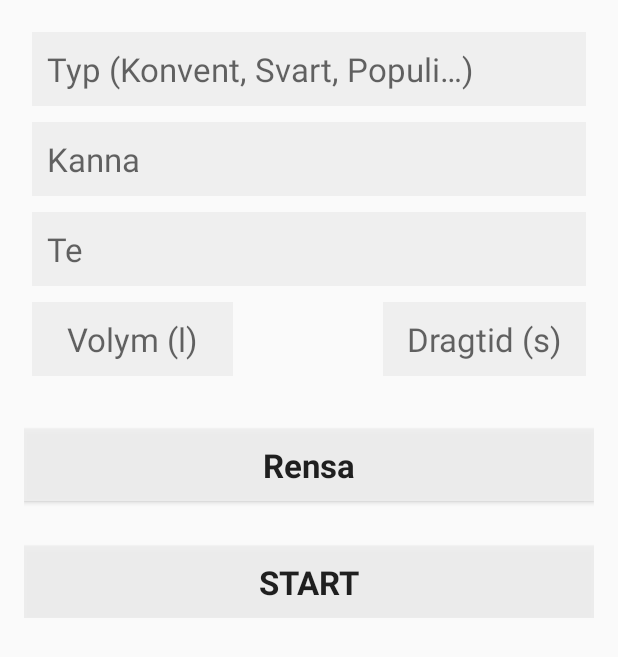
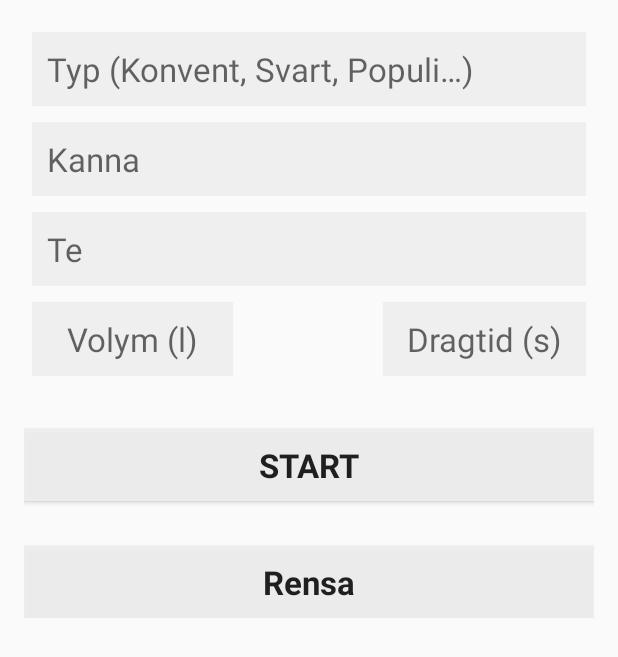
Before and after one commit to JensCarlberg/TeaTimer, an Android app: the layout fragment_form.xml on its own in the app's theme, with its tools: preview values and no code run, on a phone screen of 412 x 824 dp. Shown: the top 657 px of the screen. Run offline under Robolectric (Android 15) with nearby library versions, the phone set to English and light mode, and no system bars.

Commit message:
Moved start button above clear button. Update background and make it clickable for remaining teas, not just first, when they are done.

```diff
--- a/app/src/main/res/layout/fragment_form.xml
+++ b/app/src/main/res/layout/fragment_form.xml
@@ -1,6 +1,7 @@
-<RelativeLayout android:layout_width="match_parent"
-    android:layout_height="match_parent"
-    xmlns:android="http://schemas.android.com/apk/res/android">
+<RelativeLayout xmlns:android="http://schemas.android.com/apk/res/android"
+    xmlns:tools="http://schemas.android.com/tools"
+    android:layout_width="match_parent"
+    android:layout_height="match_parent">
     <!--
         <ImageView
             android:layout_width="match_parent"
@@ -9,9 +10,6 @@
             android:src="@drawable/teapot_1920_faded"
             android:contentDescription="@string/form_background_descrition" />
     -->
-    <ScrollView xmlns:tools="http://schemas.android.com/tools"
-        android:layout_width="match_parent"
-        android:layout_height="match_parent">
 
     <LinearLayout
         android:id="@+id/form_layout"
@@ -29,6 +27,7 @@
             android:layout_width="match_parent"
             android:layout_height="wrap_content"
             android:layout_margin="5dp"
+            android:autofillHints="Typ av te"
             android:background="#eeee"
             android:hint="@string/typ_te_exempel"
             android:inputType="text"
@@ -40,6 +39,7 @@
             android:layout_width="match_parent"
             android:layout_height="wrap_content"
             android:layout_margin="5dp"
+            android:autofillHints="Namn på tekannan"
             android:background="#eeee"
             android:hint="@string/kanna"
             android:inputType="text"
@@ -70,6 +70,7 @@
                 android:layout_height="wrap_content"
                 android:layout_margin="5dp"
                 android:layout_weight="0.3"
+                android:autofillHints="Mängd te"
                 android:background="#eeee"
                 android:gravity="center"
                 android:hint="@string/volym_hint"
@@ -89,6 +90,7 @@
                 android:layout_height="wrap_content"
                 android:layout_margin="5dp"
                 android:layout_weight="0.3"
+                android:autofillHints="Dragtid i sekunder"
                 android:background="#eeee"
                 android:gravity="center"
                 android:hint="@string/dragtid_hint"
@@ -96,6 +98,17 @@
                 android:padding="10dp"
                 android:textAppearance="@android:style/TextAppearance.DeviceDefault.Large" />
         </LinearLayout>
+
+        <Button
+            android:id="@+id/form_teaStart"
+            android:layout_width="match_parent"
+            android:layout_height="wrap_content"
+            android:layout_marginTop="30dp"
+            android:background="#eeee"
+            android:onClick="addTeaTimer"
+            android:text="@string/start"
+            android:textAppearance="@android:style/TextAppearance.DeviceDefault.Large"
+            android:textStyle="bold" />
 
         <Button
             android:id="@+id/form_teaClear"
@@ -107,17 +120,5 @@
             android:text="@string/rensa"
             android:textAppearance="@android:style/TextAppearance.DeviceDefault.Large"
             android:textStyle="bold" />
-
-            <Button
-                android:id="@+id/form_teaStart"
-                android:layout_width="match_parent"
-                android:layout_height="wrap_content"
-                android:layout_marginTop="30dp"
-                android:background="#eeee"
-                android:onClick="addTeaTimer"
-                android:text="@string/start"
-                android:textAppearance="@android:style/TextAppearance.DeviceDefault.Large"
-                android:textStyle="bold" />
     </LinearLayout>
-    </ScrollView>
 </RelativeLayout>
```
Also changed, not shown: app/src/main/java/se/liu/it/jens/teatimer/MainActivity.java (+20 -5 lines), app/src/main/java/se/liu/it/jens/teatimer/TeaList.java (+0 -50 lines). Lines whose indentation alone changed are shown as unchanged.
